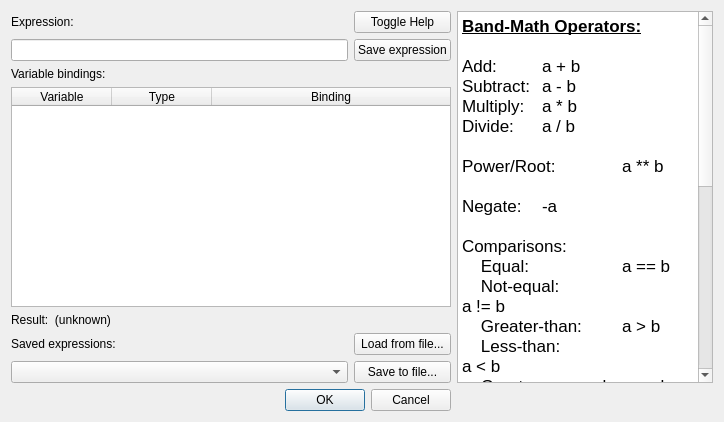
Before: the Qt Designer form src/wiser/gui/ui_files/band_math.ui in Ehlmann-research-group/WISER, drawn with Qt 5.
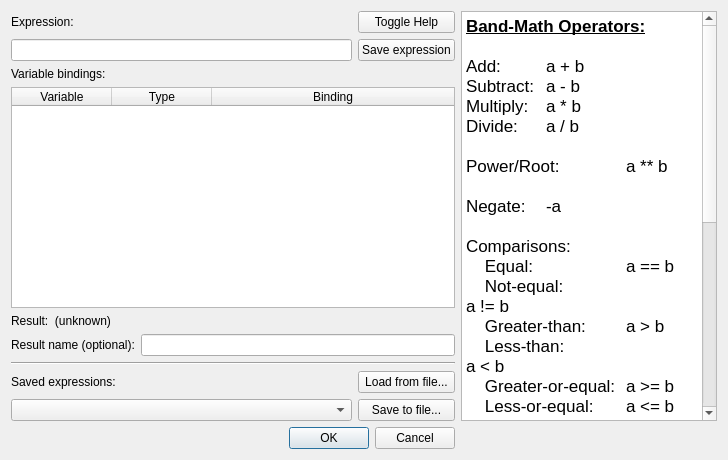
After: the same form once the commit is applied.

Commit message:
Rework band-math and dataset-loading code to support naming results
Added a field to the band-math dialog allowing the computed results to
be named.  The names will be unique, based on what the user specifies.
The dataset description is also populated with the expression, and a
timestamp of when the computation was performed.

The edit to the form file:
```diff
--- a/src/wiser/gui/ui_files/band_math.ui
+++ b/src/wiser/gui/ui_files/band_math.ui
@@ -6,31 +6,58 @@
    <rect>
     <x>0</x>
     <y>0</y>
-    <width>724</width>
-    <height>422</height>
+    <width>728</width>
+    <height>460</height>
    </rect>
   </property>
   <property name="windowTitle">
    <string>Band Math</string>
   </property>
-  <layout class="QGridLayout" name="gridLayout" rowstretch="0,0,0,0,0,0,0,0,0,0,0,0,0,0,0,0,0,0,0" columnstretch="1,0,0">
-   <item row="10" column="1">
+  <layout class="QGridLayout" name="gridLayout" rowstretch="0,0,0,0,0,0,0,0,0,0,0,0,0,0,0,0,0,0,0,0,0" columnstretch="1,0,0">
+   <item row="11" column="0" colspan="2">
+    <widget class="Line" name="line">
+     <property name="orientation">
+      <enum>Qt::Horizontal</enum>
+     </property>
+    </widget>
+   </item>
+   <item row="8" column="0" rowspan="2" colspan="2">
+    <widget class="QLabel" name="lbl_result_info">
+     <property name="text">
+      <string>Result:  (unknown)</string>
+     </property>
+     <property name="wordWrap">
+      <bool>true</bool>
+     </property>
+    </widget>
+   </item>
+   <item row="13" column="1">
+    <widget class="QPushButton" name="btn_save_saved_exprs">
+     <property name="text">
+      <string>Save to file...</string>
+     </property>
+    </widget>
+   </item>
+   <item row="12" column="0">
+    <widget class="QLabel" name="lbl_saved_exprs">
+     <property name="text">
+      <string>Saved expressions:</string>
+     </property>
+     <property name="buddy">
+      <cstring>cbox_saved_exprs</cstring>
+     </property>
+    </widget>
+   </item>
+   <item row="4" column="0">
+    <widget class="QLineEdit" name="ledit_expression"/>
+   </item>
+   <item row="12" column="1">
     <widget class="QPushButton" name="btn_load_saved_exprs">
      <property name="text">
       <string>Load from file...</string>
      </property>
     </widget>
    </item>
-   <item row="3" column="0">
-    <widget class="QLabel" name="lbl_math_expr">
-     <property name="text">
-      <string>Expression:</string>
-     </property>
-     <property name="buddy">
-      <cstring>ledit_expression</cstring>
-     </property>
-    </widget>
-   </item>
    <item row="7" column="0" colspan="2">
     <widget class="QTableWidget" name="tbl_variables">
      <attribute name="horizontalHeaderStretchLastSection">
@@ -56,13 +83,10 @@
      </column>
     </widget>
    </item>
-   <item row="11" column="0">
-    <widget class="QComboBox" name="cbox_saved_exprs"/>
-   </item>
-   <item row="10" column="0">
-    <widget class="QLabel" name="lbl_saved_exprs">
+   <item row="3" column="0">
+    <widget class="QLabel" name="lbl_math_expr">
      <property name="text">
-      <string>Saved expressions:</string>
+      <string>Expression:</string>
      </property>
      <property name="buddy">
       <cstring>cbox_saved_exprs</cstring>
@@ -76,6 +100,9 @@
      </property>
     </widget>
    </item>
+   <item row="13" column="0">
+    <widget class="QComboBox" name="cbox_saved_exprs"/>
+   </item>
    <item row="4" column="1">
     <widget class="QPushButton" name="btn_add_to_saved">
      <property name="text">
@@ -83,17 +110,17 @@
      </property>
     </widget>
    </item>
-   <item row="4" column="0">
-    <widget class="QLineEdit" name="ledit_expression"/>
-   </item>
-   <item row="11" column="1">
-    <widget class="QPushButton" name="btn_save_saved_exprs">
-     <property name="text">
-      <string>Save to file...</string>
+   <item row="20" column="0" colspan="2">
+    <widget class="QDialogButtonBox" name="buttonBox">
+     <property name="orientation">
+      <enum>Qt::Horizontal</enum>
+     </property>
+     <property name="standardButtons">
+      <set>QDialogButtonBox::Cancel|QDialogButtonBox::Ok</set>
      </property>
     </widget>
    </item>
-   <item row="3" column="2" rowspan="9">
+   <item row="3" column="2" rowspan="11">
     <widget class="QTextEdit" name="tedit_bandmath_help">
      <property name="readOnly">
       <bool>true</bool>
@@ -136,16 +163,6 @@
      </property>
     </widget>
    </item>
-   <item row="18" column="0" colspan="2">
-    <widget class="QDialogButtonBox" name="buttonBox">
-     <property name="orientation">
-      <enum>Qt::Horizontal</enum>
-     </property>
-     <property name="standardButtons">
-      <set>QDialogButtonBox::Cancel|QDialogButtonBox::Ok</set>
-     </property>
-    </widget>
-   </item>
    <item row="5" column="0" rowspan="2" colspan="2">
     <widget class="QLabel" name="lbl_variables">
      <property name="text">
@@ -153,14 +170,32 @@
      </property>
     </widget>
    </item>
-   <item row="8" column="0" rowspan="2" colspan="2">
-    <widget class="QLabel" name="lbl_result_info">
-     <property name="text">
-      <string>Result:  (unknown)</string>
-     </property>
-     <property name="wordWrap">
-      <bool>true</bool>
-     </property>
+   <item row="10" column="0" colspan="2">
+    <widget class="QWidget" name="wgt_result_name" native="true">
+     <layout class="QGridLayout" name="gridLayout_2">
+      <property name="leftMargin">
+       <number>0</number>
+      </property>
+      <property name="topMargin">
+       <number>0</number>
+      </property>
+      <property name="rightMargin">
+       <number>0</number>
+      </property>
+      <property name="bottomMargin">
+       <number>0</number>
+      </property>
+      <item row="0" column="0">
+       <widget class="QLabel" name="lbl_result_name">
+        <property name="text">
+         <string>Result name (optional):</string>
+        </property>
+       </widget>
+      </item>
+      <item row="0" column="1">
+       <widget class="QLineEdit" name="ledit_result_name"/>
+      </item>
+     </layout>
     </widget>
    </item>
   </layout>
```
Left out of the diff: 2 changed lines with no effect on the pictures. The commit also changes 4 other files.
